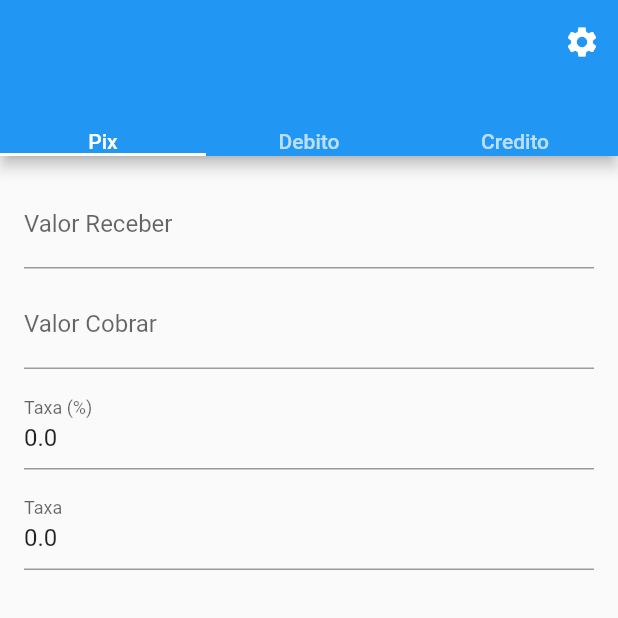
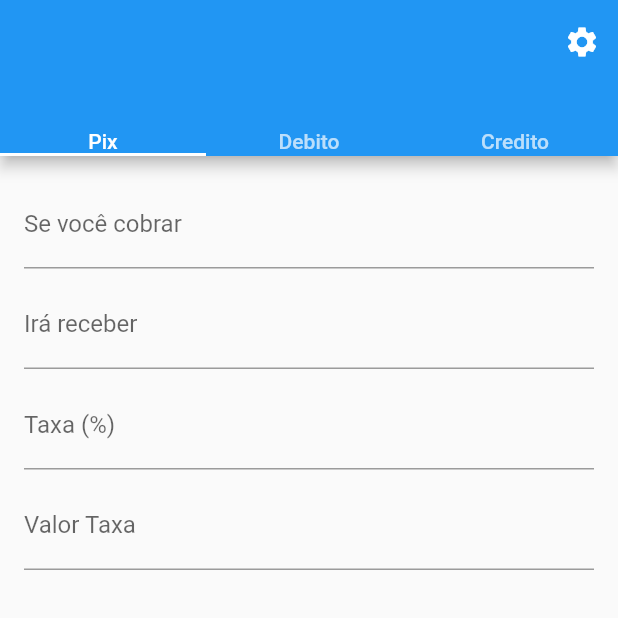
Before and after one commit to EduardoM-GO/calculadora_taxa, a Flutter app: the screen it shows after launch, on a phone screen of 412 x 824 dp, the top half of it. Run offline on Flutter 3.47's test engine with Material 2 defaults, Android fonts, the phone set to English and light mode, and no system bars; our stand-ins replace equatable, get_it, go_router, result_dart, shared_preferences.

```diff
--- a/lib/app/feature/home/view/pix/view/pix_view.dart
+++ b/lib/app/feature/home/view/pix/view/pix_view.dart
@@ -1,4 +1,6 @@
 import 'package:calculadora_taxa/app/core/domain/use_cases/calcular_taxa_pix_use_case.dart';
+import 'package:calculadora_taxa/app/core/extensions/double_extension.dart';
+import 'package:calculadora_taxa/app/core/mask/real_mask.dart';
 import 'package:calculadora_taxa/app/feature/home/view/pix/store/pix_store.dart';
 import 'package:calculadora_taxa/app/feature/widgets/list_view_widget.dart';
 import 'package:flutter/material.dart';
@@ -16,28 +18,40 @@ class _PixViewState extends State<PixView> {
   late final PixStore store;
   late final TextEditingController valorReceberController;
   late final TextEditingController valorCobrarController;
+  late final TextEditingController percentualTaxaController;
+  late final TextEditingController valorTaxaController;
+  late final RealMask realMask;
 
   @override
   void initState() {
     super.initState();
+    realMask = RealMask();
     store = PixStore(GetIt.I.get<CalcularTaxaPixUseCase>());
-    valorReceberController = TextEditingController(text: '');
-    valorCobrarController = TextEditingController(text: '');
+    valorReceberController = TextEditingController();
+    valorCobrarController = TextEditingController();
+    percentualTaxaController = TextEditingController();
+    valorTaxaController = TextEditingController();
     store.addListener(() {
-      final valorReceberString = store.valorReceber.toString();
+      final valorReceberString = realMask.addMask(store.valorReceber);
       if (valorReceberController.text != valorReceberString) {
         valorReceberController.text = valorReceberString;
       }
-      final valorCobrarString = store.valorCobrar.toString();
+      final valorCobrarString = realMask.addMask(store.valorCobrar);
       if (valorCobrarController.text != valorCobrarString) {
         valorCobrarController.text = valorCobrarString;
       }
+      percentualTaxaController.text = store.percentualTaxa.formatoPercentual;
+      valorTaxaController.text = realMask.addMask(store.valorTaxa);
     });
   }
 
   @override
   void dispose() {
     store.dispose();
+    valorReceberController.dispose();
+    valorCobrarController.dispose();
+    percentualTaxaController.dispose();
+    valorTaxaController.dispose();
     super.dispose();
   }
 
@@ -46,50 +60,45 @@ class _PixViewState extends State<PixView> {
     return ListViewWidget(
       children: [
         TextField(
+          controller: valorCobrarController,
+          decoration: const InputDecoration(
+            label: Text('Se você cobrar'),
+          ),
+          inputFormatters: [
+            FilteringTextInputFormatter.allow(RegExp(r'[\d,]')),
+            realMask
+          ],
+          onChanged: (value) => store.calculaValorReceber(
+            valorCobrar: realMask.removerMask(value),
+          ),
+        ),
+        TextField(
           controller: valorReceberController,
           decoration: const InputDecoration(
-            label: Text('Valor Receber'),
+            label: Text('Irá receber'),
           ),
           keyboardType: TextInputType.number,
           inputFormatters: [
-            FilteringTextInputFormatter.allow(RegExp(r'[\d,]'))
+            FilteringTextInputFormatter.allow(RegExp(r'[\d]')),
+            realMask
           ],
           onChanged: (value) => store.calculaValorCobrar(
-            valorReceber: double.tryParse(value.replaceAll(',', '.')) ?? 0,
+            valorReceber: realMask.removerMask(value),
           ),
         ),
         TextField(
-          controller: valorCobrarController,
+          readOnly: true,
           decoration: const InputDecoration(
-            label: Text('Valor Cobrar'),
+            label: Text('Taxa (%)'),
           ),
-          inputFormatters: [
-            FilteringTextInputFormatter.allow(RegExp(r'[\d,]'))
-          ],
-          onChanged: (value) => store.calculaValorReceber(
-            valorCobrar: double.tryParse(value.replaceAll(',', '.')) ?? 0,
+          controller: percentualTaxaController,
+        ),
+        TextField(
+          readOnly: true,
+          decoration: const InputDecoration(
+            label: Text('Valor Taxa'),
           ),
-        ),
-        AnimatedBuilder(
-          animation: store,
-          builder: (context, child) => TextField(
-            readOnly: true,
-            decoration: const InputDecoration(
-              label: Text('Taxa (%)'),
-            ),
-            controller:
-                TextEditingController(text: store.percentualTaxa.toString()),
-          ),
-        ),
-        AnimatedBuilder(
-          animation: store,
-          builder: (context, child) => TextField(
-            readOnly: true,
-            decoration: const InputDecoration(
-              label: Text('Taxa'),
-            ),
-            controller: TextEditingController(text: store.valorTaxa.toString()),
-          ),
+          controller: valorTaxaController,
         ),
       ],
     );
--- a/pubspec.yaml
+++ b/pubspec.yaml
@@ -15,6 +15,7 @@ dependencies:
   result_dart: ^1.0.5
   go_router: ^6.5.5
   get_it: ^7.2.0
+  intl: ^0.18.0
 
 dev_dependencies:
   flutter_test:
```
Also changed, not shown: lib/app/core/mask/double_mask.dart (deleted, +0 -102 lines), lib/app/core/mask/real_mask.dart (added, +45 -0 lines), pubspec.lock.
